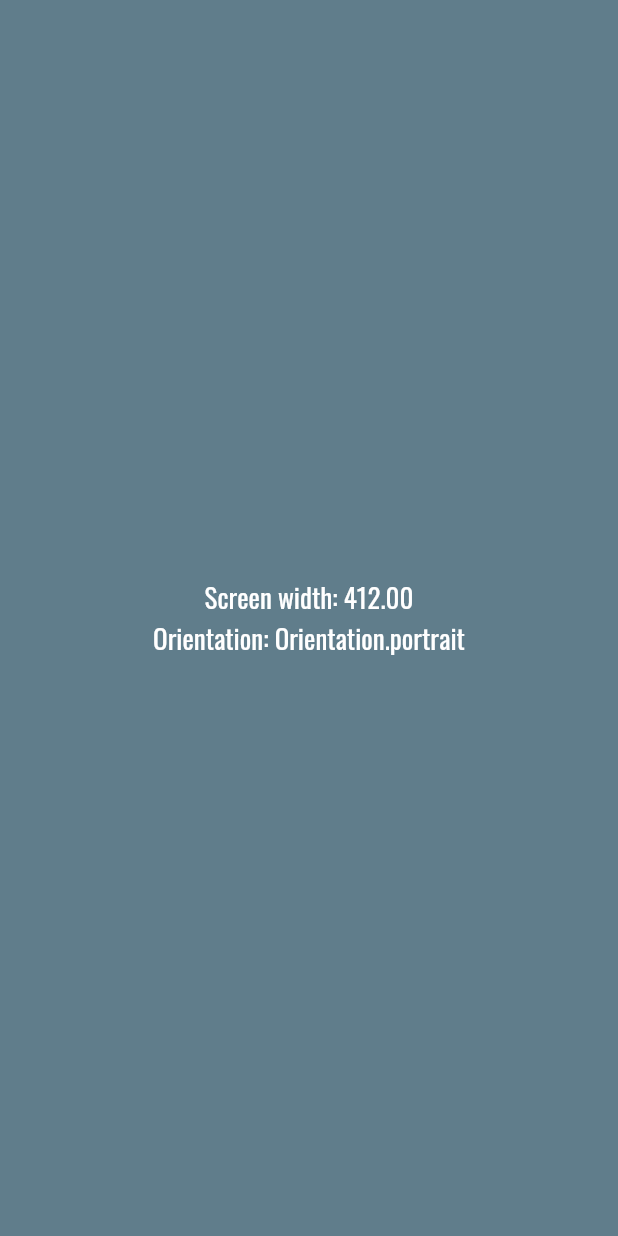
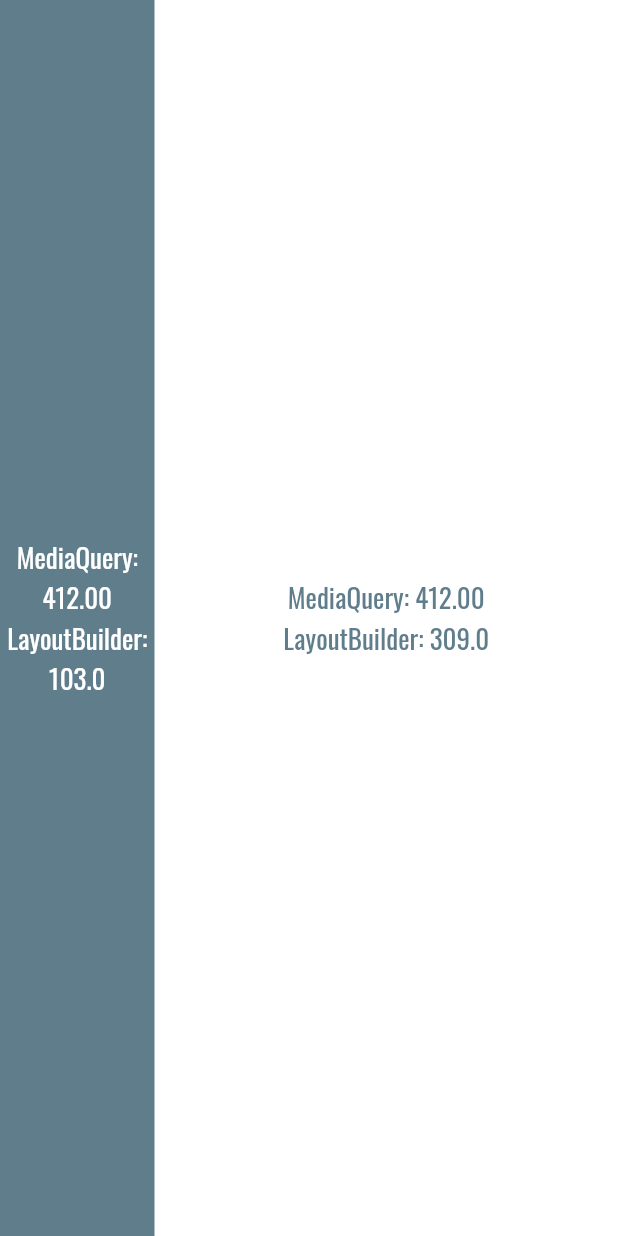
Before and after one commit to titikkoma88/dicoding_flutter, a Flutter app: the screen it shows after launch, on a phone screen of 412 x 824 dp. Run offline on Flutter 3.47's test engine with Material 2 defaults, Android fonts, the phone set to English and light mode, and no system bars.

Commit message:
Responsive Layout, LayoutBuilder

```diff
--- a/lib/main.dart
+++ b/lib/main.dart
@@ -24,23 +24,58 @@
   @override
   Widget build(BuildContext context) {
     Size screenSize = MediaQuery.of(context).size;
-    Orientation orientation = MediaQuery.of(context).orientation;
 
     return Scaffold(
       backgroundColor: Colors.blueGrey,
-      body: Column(
+      body: Row(
+        children: [
+          Expanded(
+            child: LayoutBuilder(
+              builder: (BuildContext context, BoxConstraints constraints) {
+                return Column(
                   mainAxisAlignment: MainAxisAlignment.center,
                   crossAxisAlignment: CrossAxisAlignment.stretch,
                   children: [
                     Text(
-            'Screen width: ${screenSize.width.toStringAsFixed(2)}',
+                      'MediaQuery: ${screenSize.width.toStringAsFixed(2)}',
                       style: TextStyle(color: Colors.white, fontSize: 18),
                       textAlign: TextAlign.center,
                     ),
                     Text(
-            'Orientation: $orientation',
+                      'LayoutBuilder: ${constraints.maxWidth}',
                       style: TextStyle(color: Colors.white, fontSize: 18),
                       textAlign: TextAlign.center,
+                    ),
+                  ],
+                );
+              },
+            ),
+          ),
+          Expanded(
+            flex: 3,
+            child: LayoutBuilder(
+              builder: (BuildContext context, BoxConstraints constraints) {
+                return Container(
+                  color: Colors.white,
+                  child: Column(
+                    mainAxisAlignment: MainAxisAlignment.center,
+                    crossAxisAlignment: CrossAxisAlignment.stretch,
+                    children: [
+                      Text(
+                        'MediaQuery: ${screenSize.width.toStringAsFixed(2)}',
+                        style: TextStyle(color: Colors.blueGrey, fontSize: 18),
+                        textAlign: TextAlign.center,
+                      ),
+                      Text(
+                        'LayoutBuilder: ${constraints.maxWidth}',
+                        style: TextStyle(color: Colors.blueGrey, fontSize: 18),
+                        textAlign: TextAlign.center,
+                      ),
+                    ],
+                  ),
+                );
+              },
+            ),
           ),
         ],
       ),
```
Lines whose indentation alone changed are shown as unchanged.
